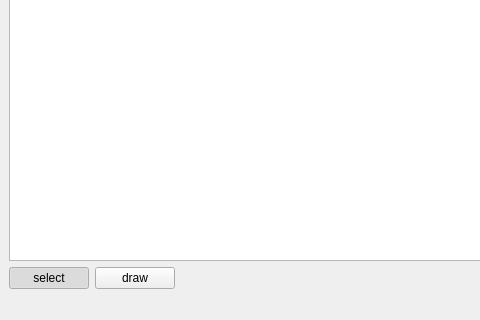
Before: the Qt Designer form gui/mainwindow.ui in HatikDev/AnalyticsTool, drawn with Qt 5; both pictures show x 0 to 480 and y 332 to 652 of the 875 by 652 pixel window.
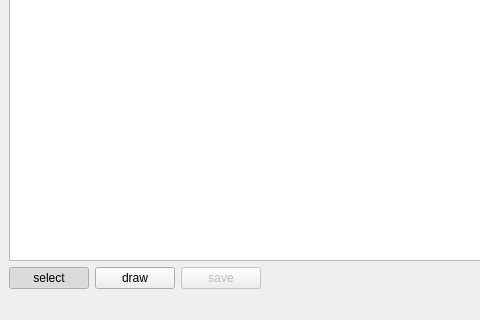
After: the same form once the commit is applied.

Commit message: Add save button & fix non-latin letters in paths

```diff
--- a/gui/mainwindow.ui
+++ b/gui/mainwindow.ui
@@ -63,6 +63,16 @@
           </property>
          </widget>
         </item>
+        <item>
+         <widget class="QPushButton" name="saveButton">
+          <property name="enabled">
+           <bool>false</bool>
+          </property>
+          <property name="text">
+           <string>save</string>
+          </property>
+         </widget>
+        </item>
         <item>
          <spacer name="horizontalSpacer">
           <property name="orientation">
```
The commit also changes 4 other files.
